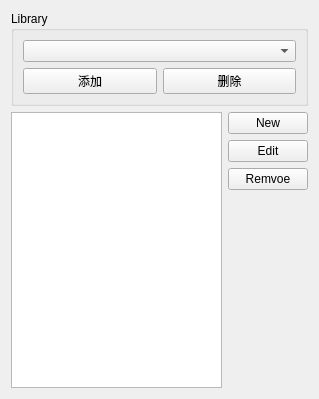
Old version of the form partlibmanager/partlibmanager.ui in the repository itviewer/eda.
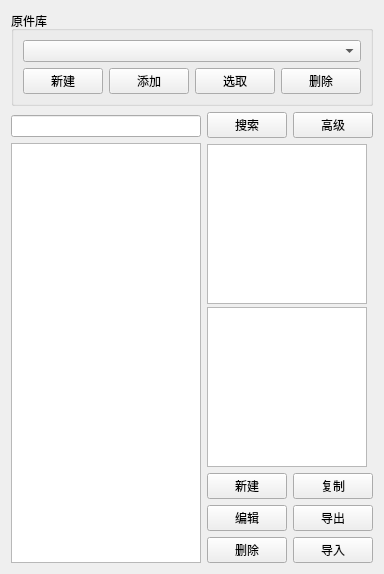
New version of the form.

Diff of the .ui file:
```diff
--- a/partlibmanager/partlibmanager.ui
+++ b/partlibmanager/partlibmanager.ui
@@ -9,85 +9,169 @@
    <rect>
     <x>0</x>
     <y>0</y>
-    <width>319</width>
-    <height>399</height>
+    <width>362</width>
+    <height>546</height>
    </rect>
   </property>
   <property name="windowTitle">
    <string>Library Manager</string>
   </property>
   <layout class="QGridLayout" name="gridLayout_2">
-   <item row="0" column="0">
+   <property name="spacing">
+    <number>6</number>
+   </property>
+   <item row="0" column="0" colspan="3">
     <widget class="QGroupBox" name="groupBox">
      <property name="title">
-      <string>Library</string>
+      <string>原件库</string>
      </property>
      <layout class="QGridLayout" name="gridLayout">
-      <item row="0" column="0" colspan="2">
+      <item row="0" column="0" colspan="4">
        <widget class="QComboBox" name="comboBox"/>
       </item>
       <item row="1" column="0">
        <widget class="QPushButton" name="buttonAddLibrary">
         <property name="text">
-         <string>添加</string>
+         <string>新建</string>
         </property>
        </widget>
       </item>
       <item row="1" column="1">
-       <widget class="QPushButton" name="buttonRemoveLibrary">
+       <widget class="QPushButton" name="pushButtonAddLibrary">
+        <property name="text">
+         <string>添加</string>
+        </property>
+       </widget>
+      </item>
+      <item row="1" column="3">
+       <widget class="QPushButton" name="pushButtonRemoveLibrary">
         <property name="text">
          <string>删除</string>
         </property>
        </widget>
       </item>
+      <item row="1" column="2">
+       <widget class="QPushButton" name="pushButtonSelectLibrary">
+        <property name="text">
+         <string>选取</string>
+        </property>
+       </widget>
+      </item>
      </layout>
     </widget>
    </item>
-   <item row="1" column="0">
-    <layout class="QHBoxLayout" name="horizontalLayout">
+   <item row="1" column="0" rowspan="5">
+    <layout class="QVBoxLayout" name="verticalLayout_2">
+     <property name="topMargin">
+      <number>3</number>
+     </property>
      <item>
-      <widget class="QListView" name="listView"/>
+      <widget class="QLineEdit" name="lineEditSearch">
+       <property name="clearButtonEnabled">
+        <bool>true</bool>
+       </property>
+      </widget>
      </item>
      <item>
-      <layout class="QVBoxLayout" name="verticalLayout">
-       <item>
-        <widget class="QPushButton" name="buttonAddPart">
-         <property name="text">
-          <string>New</string>
-         </property>
-        </widget>
-       </item>
-       <item>
-        <widget class="QPushButton" name="buttonEditPart">
-         <property name="text">
-          <string>Edit</string>
-         </property>
-        </widget>
-       </item>
-       <item>
-        <widget class="QPushButton" name="buttonRemovePart">
-         <property name="text">
-          <string>Remvoe</string>
-         </property>
-        </widget>
-       </item>
-       <item>
-        <spacer name="verticalSpacer">
-         <property name="orientation">
-          <enum>Qt::Vertical</enum>
-         </property>
-         <property name="sizeHint" stdset="0">
-          <size>
-           <width>20</width>
-           <height>28</height>
-          </size>
-         </property>
-        </spacer>
-       </item>
-      </layout>
+      <widget class="QListView" name="listViewParts"/>
      </item>
     </layout>
    </item>
+   <item row="1" column="1">
+    <widget class="QPushButton" name="pushButtonSearch">
+     <property name="text">
+      <string>搜索</string>
+     </property>
+    </widget>
+   </item>
+   <item row="1" column="2">
+    <widget class="QPushButton" name="pushButtonAdvanceSearch">
+     <property name="text">
+      <string>高级</string>
+     </property>
+    </widget>
+   </item>
+   <item row="2" column="1" colspan="2">
+    <layout class="QVBoxLayout" name="verticalLayout">
+     <property name="spacing">
+      <number>3</number>
+     </property>
+     <item>
+      <widget class="QGraphicsView" name="graphicsView">
+       <property name="minimumSize">
+        <size>
+         <width>160</width>
+         <height>160</height>
+        </size>
+       </property>
+       <property name="maximumSize">
+        <size>
+         <width>160</width>
+         <height>160</height>
+        </size>
+       </property>
+      </widget>
+     </item>
+     <item>
+      <widget class="QGraphicsView" name="graphicsView_2">
+       <property name="minimumSize">
+        <size>
+         <width>160</width>
+         <height>160</height>
+        </size>
+       </property>
+       <property name="maximumSize">
+        <size>
+         <width>160</width>
+         <height>160</height>
+        </size>
+       </property>
+      </widget>
+     </item>
+    </layout>
+   </item>
+   <item row="3" column="1">
+    <widget class="QPushButton" name="buttonAddPart">
+     <property name="text">
+      <string>新建</string>
+     </property>
+    </widget>
+   </item>
+   <item row="3" column="2">
+    <widget class="QPushButton" name="pushButton_2">
+     <property name="text">
+      <string>复制</string>
+     </property>
+    </widget>
+   </item>
+   <item row="4" column="1">
+    <widget class="QPushButton" name="buttonEditPart">
+     <property name="text">
+      <string>编辑</string>
+     </property>
+    </widget>
+   </item>
+   <item row="4" column="2">
+    <widget class="QPushButton" name="pushButton_3">
+     <property name="text">
+      <string>导出</string>
+     </property>
+    </widget>
+   </item>
+   <item row="5" column="1">
+    <widget class="QPushButton" name="buttonRemovePart">
+     <property name="text">
+      <string>删除</string>
+     </property>
+    </widget>
+   </item>
+   <item row="5" column="2">
+    <widget class="QPushButton" name="pushButton_4">
+     <property name="text">
+      <string>导入</string>
+     </property>
+    </widget>
+   </item>
   </layout>
  </widget>
  <resources/>
```
Left out of the diff: 12 changed lines with no effect on the pictures.
